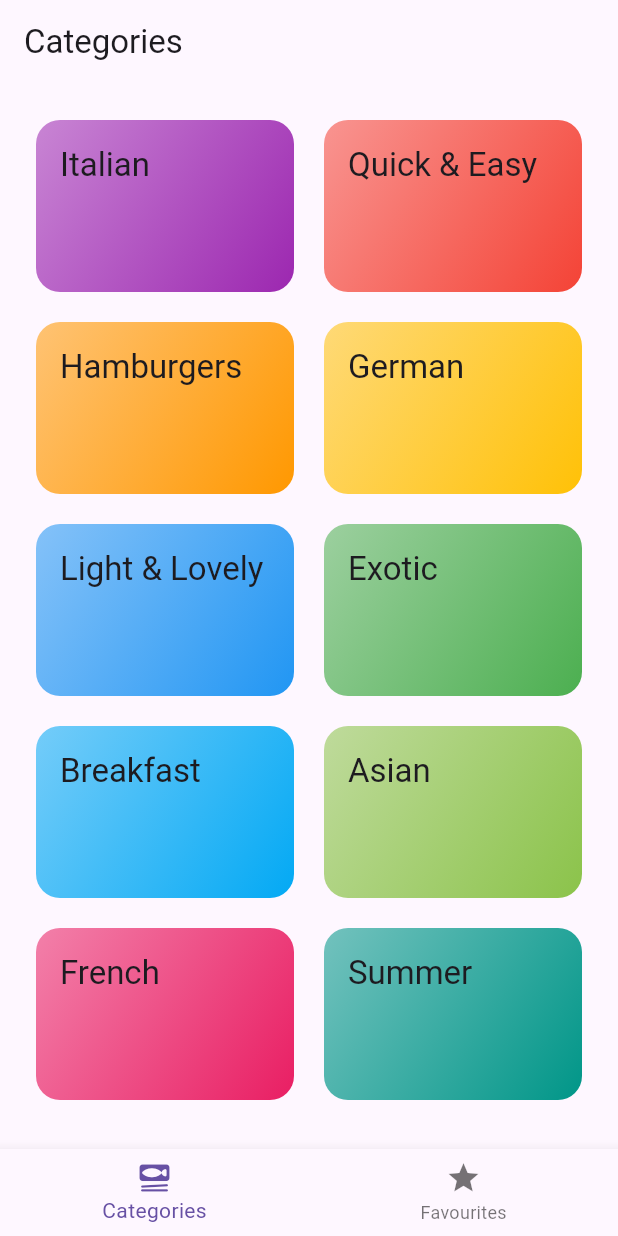
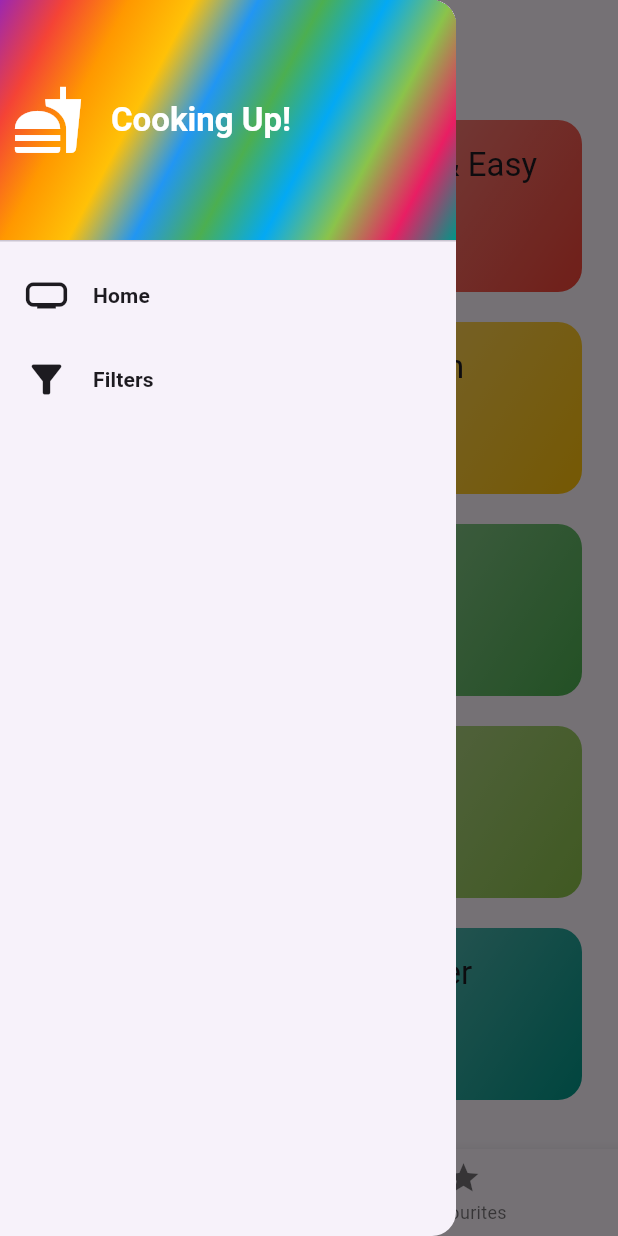
Before and after one commit to KISHORE-KUMAR-S/FoodFiesta, a Flutter app: the screen it shows after launch, with the side drawer open (before the commit the screen has no drawer), on a phone screen of 412 x 824 dp. Run offline on Flutter 3.47's test engine with Material 3 defaults, Android fonts, the phone set to English and light mode, and no system bars; our stand-ins replace transparent_image.

Commit message:
Final Commit

```diff
--- a/lib/screens/caterogies.dart
+++ b/lib/screens/caterogies.dart
@@ -6,12 +6,21 @@ import 'package:meals_app/screens/meals.dart';
 import 'package:meals_app/widgets/category_grid_items.dart';
 
 class CategoriesScreen extends StatelessWidget {
-  const CategoriesScreen({super.key, required this.onToggleFavourite});
+  const CategoriesScreen({
+    super.key,
+    required this.onToggleFavourite,
+    required this.availableFoods,
+  });
 
   final void Function(MealModel mealModel) onToggleFavourite;
+  final List<MealModel> availableFoods;
 
   void _selectCategory(BuildContext context, CategoryModel categoryModel) {
-    final filteredMeals = meals
+    // final filteredMeals = meals
+    //     .where((meal) => meal.categories.contains(categoryModel.id))
+    //     .toList();
+
+    final filteredMeals = availableFoods
         .where((meal) => meal.categories.contains(categoryModel.id))
         .toList();
 
--- a/lib/screens/meal_details.dart
+++ b/lib/screens/meal_details.dart
@@ -16,7 +16,7 @@ class MealDetailsScreen extends StatelessWidget {
         actions: [
           IconButton(
             onPressed: () => onToggleFavourite(mealModel),
-            icon: Icon(Icons.star_border_outlined),
+            icon: const Icon(Icons.star_border_outlined),
           )
         ],
       ),
--- /dev/null
+++ b/lib/widgets/drawer.dart
@@ -0,0 +1,91 @@
+import 'package:flutter/material.dart';
+
+class MainDrawer extends StatelessWidget {
+  const MainDrawer({super.key, required this.onSelectScreen});
+
+  final void Function(String identifier) onSelectScreen;
+
+  @override
+  Widget build(BuildContext context) {
+    return Drawer(
+      child: Column(
+        children: [
+          DrawerHeader(
+            padding: const EdgeInsets.all(8.0),
+            decoration: const BoxDecoration(
+              gradient: LinearGradient(
+                colors: [
+                  Colors.purple,
+                  Colors.red,
+                  Colors.orange,
+                  Colors.amber,
+                  Colors.blue,
+                  Colors.green,
+                  Colors.lightBlue,
+                  Colors.lightGreen,
+                  Colors.pink,
+                  Colors.teal,
+                ],
+                begin: Alignment.topLeft,
+                end: Alignment.bottomRight,
+              ),
+            ),
+            child: Row(
+              children: [
+                Icon(
+                  Icons.fastfood,
+                  size: 48,
+                  color: Theme.of(context)
+                      .iconTheme
+                      .color
+                      ?.withRed(255)
+                      .withGreen(255)
+                      .withBlue(255)
+                      .withAlpha(255),
+                ),
+                const SizedBox(
+                  width: 18,
+                ),
+                Text(
+                  'Cooking Up!',
+                  style: Theme.of(context).textTheme.titleLarge!.copyWith(
+                      color: Colors.white, fontWeight: FontWeight.w600),
+                )
+              ],
+            ),
+          ),
+          ListTile(
+            leading: Icon(
+              Icons.home_max,
+              size: 30,
+              color: Theme.of(context).colorScheme.onBackground,
+            ),
+            title: Text(
+              'Home',
+              style: Theme.of(context).textTheme.titleSmall!.copyWith(
+                    color: Theme.of(context).colorScheme.onBackground,
+                    fontWeight: FontWeight.w600,
+                  ),
+            ),
+            onTap: () => onSelectScreen('home'),
+          ),
+          ListTile(
+            leading: Icon(
+              Icons.filter_alt,
+              size: 30,
+              color: Theme.of(context).colorScheme.onBackground,
+            ),
+            title: Text(
+              'Filters',
+              style: Theme.of(context).textTheme.titleSmall!.copyWith(
+                    color: Theme.of(context).colorScheme.onBackground,
+                    fontWeight: FontWeight.w600,
+                  ),
+            ),
+            onTap: () => onSelectScreen('filters'),
+          ),
+        ],
+      ),
+    );
+  }
+}
--- a/lib/widgets/tabs.dart
+++ b/lib/widgets/tabs.dart
@@ -1,7 +1,17 @@
 import 'package:flutter/material.dart';
+import 'package:meals_app/data/data.dart';
 import 'package:meals_app/models/meal_model.dart';
 import 'package:meals_app/screens/caterogies.dart';
+import 'package:meals_app/screens/filters.dart';
 import 'package:meals_app/screens/meals.dart';
+import 'package:meals_app/widgets/drawer.dart';
+
+const kInitialFilter = {
+  Filter.glutenFree: false,
+  Filter.lactoseFree: false,
+  Filter.vegetarian: false,
+  Filter.vegan: false,
+};
 
 class TabsScreen extends StatefulWidget {
   const TabsScreen({super.key});
@@ -13,6 +23,7 @@ class TabsScreen extends StatefulWidget {
 class _TabsScreenState extends State<TabsScreen> {
   int _selectedPageIndex = 0;
   final List<MealModel> _favouriteMeals = [];
+  Map<Filter, bool> _selectedFilters = kInitialFilter;
 
   void _showInfoMessage(String message) {
     ScaffoldMessenger.of(context).clearSnackBars();
@@ -44,10 +55,43 @@ class _TabsScreenState extends State<TabsScreen> {
     });
   }
 
+  void _setScreen(String identifier) async {
+    Navigator.pop(context);
+    if (identifier == 'filters') {
+      // Navigator.of(context).pushReplacement(
+      //   MaterialPageRoute(
+      //     builder: (context) => const FiltersScreen(),
+      //   ),
+      // );
+      final result = await Navigator.of(context).push<Map<Filter, bool>>(
+        MaterialPageRoute(
+          builder: (context) => FiltersScreen(
+            currentFilters: _selectedFilters,
+          ),
+        ),
+      );
+
+      setState(() {
+        _selectedFilters = result ?? kInitialFilter;
+      });
+    }
+  }
+
   @override
   Widget build(BuildContext context) {
+    final availableFoods = meals.where((food) {
+      if ((_selectedFilters[Filter.glutenFree]! && !food.isGlutenFree) ||
+          (_selectedFilters[Filter.lactoseFree]! && !food.isLactoseFree) ||
+          (_selectedFilters[Filter.vegetarian]! && !food.isVegetarian) ||
+          (_selectedFilters[Filter.vegan]! && !food.isVegan)) {
+        return false;
+      }
+      return true;
+    }).toList();
+
     Widget activePage = CategoriesScreen(
       onToggleFavourite: _toggleMealFavouriteStatus,
+      availableFoods: availableFoods,
     );
     var activePageTitle = 'Categories';
 
@@ -61,6 +105,9 @@ class _TabsScreenState extends State<TabsScreen> {
 
     return Scaffold(
       appBar: AppBar(title: Text(activePageTitle)),
+      drawer: MainDrawer(
+        onSelectScreen: _setScreen,
+      ),
       body: activePage,
       bottomNavigationBar: BottomNavigationBar(
         onTap: _selectPage,
```
Also changed, not shown: lib/screens/filters.dart (added, +157 -0 lines).
